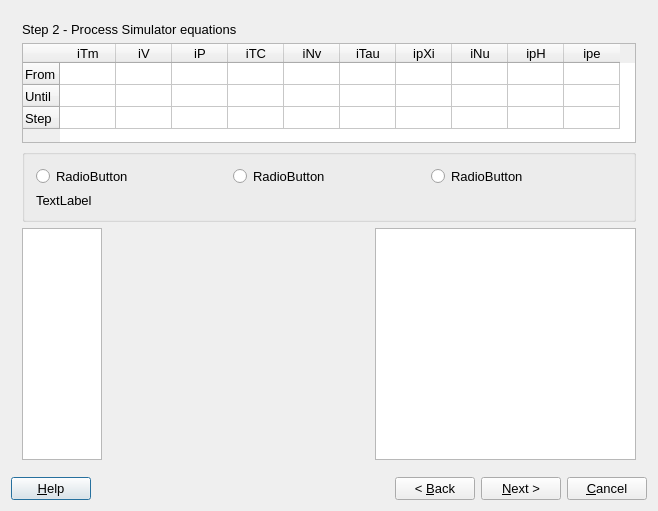
Qt form gems3/vizor4/dlg4/ProcessWizard4.ui (gemshub/GEMSGUI) before a commit.
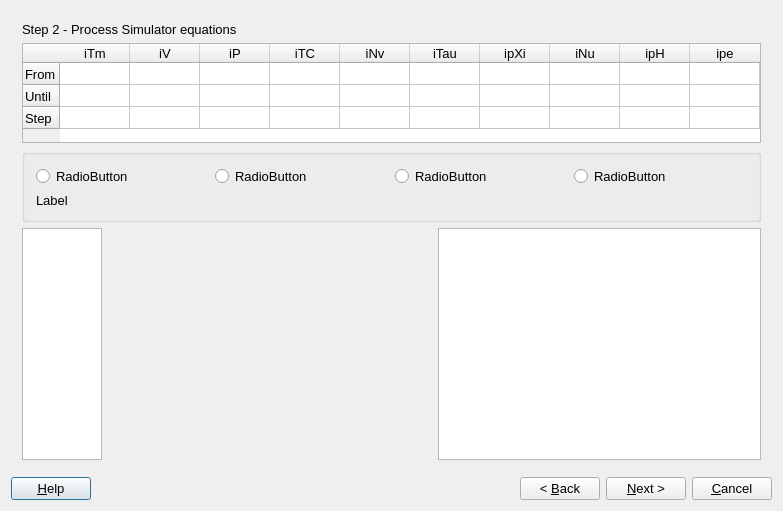
The same form after that commit.

Commit message: Some changed in scripts for Process calc type (SD)

```diff
--- a/gems3/vizor4/dlg4/ProcessWizard4.ui
+++ b/gems3/vizor4/dlg4/ProcessWizard4.ui
@@ -6,7 +6,7 @@
    <rect>
     <x>0</x>
     <y>0</y>
-    <width>658</width>
+    <width>783</width>
     <height>511</height>
    </rect>
   </property>
@@ -305,7 +305,7 @@
           <enum>Qt::ElideLeft</enum>
          </property>
          <attribute name="horizontalHeaderDefaultSectionSize">
-          <number>56</number>
+          <number>70</number>
          </attribute>
          <attribute name="horizontalHeaderMinimumSectionSize">
           <number>10</number>
@@ -316,6 +316,9 @@
          <attribute name="verticalHeaderHighlightSections">
           <bool>false</bool>
          </attribute>
+         <attribute name="horizontalHeaderDefaultSectionSize">
+          <number>70</number>
+         </attribute>
          <row>
           <property name="text">
            <string>From</string>
@@ -468,10 +471,17 @@
             </property>
            </widget>
           </item>
-          <item row="1" column="0">
+          <item row="0" column="3">
+           <widget class="QRadioButton" name="sub4">
+            <property name="text">
+             <string>RadioButton</string>
+            </property>
+           </widget>
+          </item>
+          <item row="1" column="0" colspan="4">
            <widget class="QLabel" name="lAbout">
             <property name="text">
-             <string>TextLabel</string>
+             <string>Label</string>
             </property>
             <property name="wordWrap">
              <bool>true</bool>
```
The commit also changes 11 other files.
